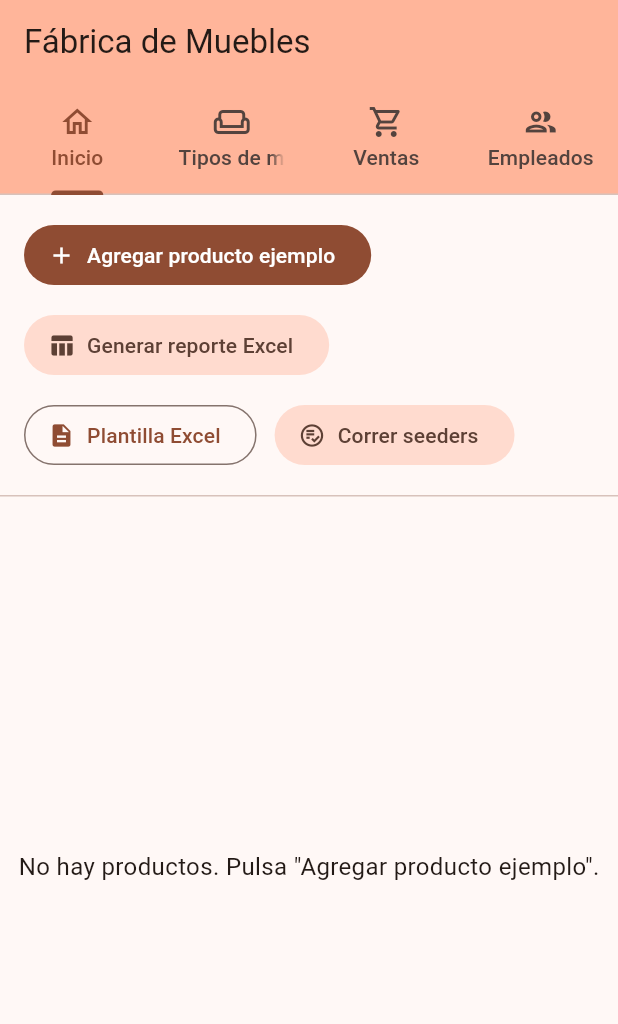
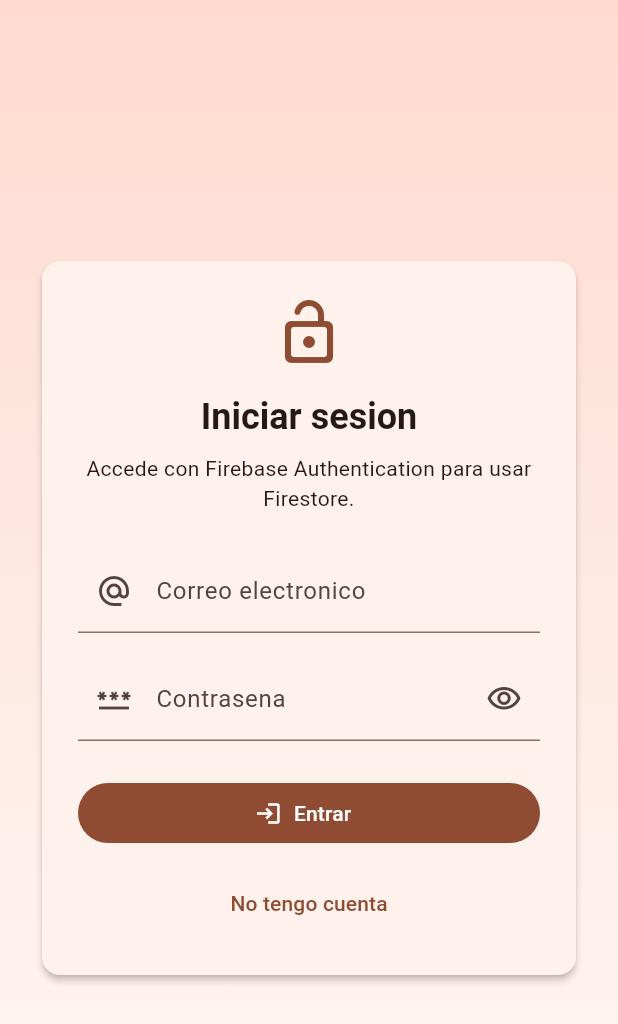
Before and after one commit to dekuvjs/fabrica, a Flutter app: the screen it shows after launch, on a phone screen of 412 x 824 dp. Shown: the top 1024 px of the screen. Run offline on Flutter 3.47's test engine with Material 3 defaults, Android fonts, the phone set to English and light mode, and no system bars; our stand-ins replace cloud_firestore, drift, firebase_auth, firebase_core; missing offline and left inert: dart:html, excel; accounts and stored records are empty.

Commit message:
feat: implement authentication flow with Firebase and create login screen

```diff
--- a/lib/main.dart
+++ b/lib/main.dart
@@ -3,7 +3,7 @@ import 'package:firebase_core/firebase_core.dart';
 import 'package:flutter/foundation.dart' show kIsWeb;
 
 import 'firebase_options.dart';
-import 'screens/main_shell_screen.dart';
+import 'screens/auth_gate.dart';
 
 Future<void> main() async {
   WidgetsFlutterBinding.ensureInitialized();
@@ -30,7 +30,7 @@ class FabricaMueblesApp extends StatelessWidget {
         colorScheme: ColorScheme.fromSeed(seedColor: Colors.brown),
         useMaterial3: true,
       ),
-      home: const MainShellScreen(),
+      home: const AuthGate(),
     );
   }
 }
--- /dev/null
+++ b/lib/screens/auth_gate.dart
@@ -0,0 +1,29 @@
+import 'package:firebase_auth/firebase_auth.dart';
+import 'package:flutter/material.dart';
+
+import 'login_screen.dart';
+import 'main_shell_screen.dart';
+
+class AuthGate extends StatelessWidget {
+  const AuthGate({super.key});
+
+  @override
+  Widget build(BuildContext context) {
+    return StreamBuilder<User?>(
+      stream: FirebaseAuth.instance.authStateChanges(),
+      builder: (context, snapshot) {
+        if (snapshot.connectionState == ConnectionState.waiting) {
+          return const Scaffold(
+            body: Center(child: CircularProgressIndicator()),
+          );
+        }
+
+        if (snapshot.hasData) {
+          return const MainShellScreen();
+        }
+
+        return const LoginScreen();
+      },
+    );
+  }
+}
--- /dev/null
+++ b/lib/screens/login_screen.dart
@@ -0,0 +1,231 @@
+import 'package:firebase_auth/firebase_auth.dart';
+import 'package:flutter/material.dart';
+
+class LoginScreen extends StatefulWidget {
+  const LoginScreen({super.key});
+
+  @override
+  State<LoginScreen> createState() => _LoginScreenState();
+}
+
+class _LoginScreenState extends State<LoginScreen> {
+  final _formKey = GlobalKey<FormState>();
+  final _emailController = TextEditingController();
+  final _passwordController = TextEditingController();
+
+  bool _isSubmitting = false;
+  bool _isRegisterMode = false;
+  bool _obscurePassword = true;
+
+  @override
+  void dispose() {
+    _emailController.dispose();
+    _passwordController.dispose();
+    super.dispose();
+  }
+
+  Future<void> _submit() async {
+    final form = _formKey.currentState;
+    if (form == null || !form.validate()) {
+      return;
+    }
+
+    setState(() => _isSubmitting = true);
+
+    try {
+      final auth = FirebaseAuth.instance;
+      final email = _emailController.text.trim();
+      final password = _passwordController.text;
+
+      if (_isRegisterMode) {
+        await auth.createUserWithEmailAndPassword(
+          email: email,
+          password: password,
+        );
+      } else {
+        await auth.signInWithEmailAndPassword(
+          email: email,
+          password: password,
+        );
+      }
+    } on FirebaseAuthException catch (error) {
+      if (!mounted) return;
+      ScaffoldMessenger.of(context).showSnackBar(
+        SnackBar(content: Text(_messageFor(error))),
+      );
+    } catch (error) {
+      if (!mounted) return;
+      ScaffoldMessenger.of(context).showSnackBar(
+        SnackBar(content: Text('No se pudo completar la autenticacion: $error')),
+      );
+    } finally {
+      if (mounted) {
+        setState(() => _isSubmitting = false);
+      }
+    }
+  }
+
+  String _messageFor(FirebaseAuthException error) {
+    switch (error.code) {
+      case 'invalid-email':
+        return 'El correo no tiene un formato valido.';
+      case 'invalid-credential':
+      case 'wrong-password':
+      case 'user-not-found':
+        return 'Correo o contrasena incorrectos.';
+      case 'email-already-in-use':
+        return 'Ese correo ya esta registrado.';
+      case 'weak-password':
+        return 'La contrasena debe tener al menos 6 caracteres.';
+      case 'network-request-failed':
+        return 'No se pudo conectar con Firebase. Revisa tu conexion.';
+      default:
+        return error.message ?? 'Ocurrio un error de autenticacion.';
+    }
+  }
+
+  @override
+  Widget build(BuildContext context) {
+    final theme = Theme.of(context);
+
+    return Scaffold(
+      body: Container(
+        decoration: BoxDecoration(
+          gradient: LinearGradient(
+            begin: Alignment.topCenter,
+            end: Alignment.bottomCenter,
+            colors: [
+              theme.colorScheme.primaryContainer,
+              theme.colorScheme.surface,
+            ],
+          ),
+        ),
+        child: Center(
+          child: SingleChildScrollView(
+            padding: const EdgeInsets.all(24),
+            child: ConstrainedBox(
+              constraints: const BoxConstraints(maxWidth: 420),
+              child: Card(
+                elevation: 2,
+                child: Padding(
+                  padding: const EdgeInsets.all(24),
+                  child: Form(
+                    key: _formKey,
+                    child: Column(
+                      mainAxisSize: MainAxisSize.min,
+                      crossAxisAlignment: CrossAxisAlignment.stretch,
+                      children: [
+                        Icon(
+                          Icons.lock_open_rounded,
+                          size: 48,
+                          color: theme.colorScheme.primary,
+                        ),
+                        const SizedBox(height: 16),
+                        Text(
+                          _isRegisterMode ? 'Crear cuenta' : 'Iniciar sesion',
+                          textAlign: TextAlign.center,
+                          style: theme.textTheme.headlineSmall?.copyWith(
+                            fontWeight: FontWeight.bold,
+                          ),
+                        ),
+                        const SizedBox(height: 8),
+                        Text(
+                          'Accede con Firebase Authentication para usar Firestore.',
+                          textAlign: TextAlign.center,
+                          style: theme.textTheme.bodyMedium,
+                        ),
+                        const SizedBox(height: 24),
+                        TextFormField(
+                          controller: _emailController,
+                          keyboardType: TextInputType.emailAddress,
+                          decoration: const InputDecoration(
+                            labelText: 'Correo electronico',
+                            prefixIcon: Icon(Icons.alternate_email),
+                          ),
+                          validator: (value) {
+                            final text = value?.trim() ?? '';
+                            if (text.isEmpty) {
+                              return 'Ingresa tu correo.';
+                            }
+                            if (!text.contains('@')) {
+                              return 'Ingresa un correo valido.';
+                            }
+                            return null;
+                          },
+                        ),
+                        const SizedBox(height: 16),
+                        TextFormField(
+                          controller: _passwordController,
+                          obscureText: _obscurePassword,
+                          decoration: InputDecoration(
+                            labelText: 'Contrasena',
+                            prefixIcon: const Icon(Icons.password_outlined),
+                            suffixIcon: IconButton(
+                              onPressed: () {
+                                setState(() {
+                                  _obscurePassword = !_obscurePassword;
+                                });
+                              },
+                              icon: Icon(
+                                _obscurePassword
+                                    ? Icons.visibility_outlined
+                                    : Icons.visibility_off_outlined,
+                              ),
+                            ),
+                          ),
+                          validator: (value) {
+                            final text = value ?? '';
+                            if (text.isEmpty) {
+                              return 'Ingresa tu contrasena.';
+                            }
+                            if (_isRegisterMode && text.length < 6) {
+                              return 'Debe tener al menos 6 caracteres.';
+                            }
+                            return null;
+                          },
+                        ),
+                        const SizedBox(height: 24),
+                        FilledButton.icon(
+                          onPressed: _isSubmitting ? null : _submit,
+                          icon: _isSubmitting
+                              ? const SizedBox(
+                                  width: 18,
+                                  height: 18,
+                                  child: CircularProgressIndicator(strokeWidth: 2),
+                                )
+                              : Icon(
+                                  _isRegisterMode
+                                      ? Icons.person_add_alt_1
+                                      : Icons.login,
+                                ),
+                          label: Text(
+                            _isRegisterMode ? 'Crear cuenta' : 'Entrar',
+                          ),
+                        ),
+                        const SizedBox(height: 12),
+                        TextButton(
+                          onPressed: _isSubmitting
+                              ? null
+                              : () {
+                                  setState(() {
+                                    _isRegisterMode = !_isRegisterMode;
+                                  });
+                                },
+                          child: Text(
+                            _isRegisterMode
+                                ? 'Ya tengo cuenta'
+                                : 'No tengo cuenta',
+                          ),
+                        ),
+                      ],
+                    ),
+                  ),
+                ),
+              ),
+            ),
+          ),
+        ),
+      ),
+    );
+  }
+}
--- a/pubspec.yaml
+++ b/pubspec.yaml
@@ -10,6 +10,7 @@ dependencies:
   flutter:
     sdk: flutter
   firebase_core: ^3.15.2
+  firebase_auth: ^5.7.0
   cloud_firestore: ^5.6.12
   # Base de datos SQLite con Drift
   drift: ^2.20.0
```
Also changed, not shown: lib/screens/main_shell_screen.dart (+19 -0 lines), pubspec.lock, 3 other files.
